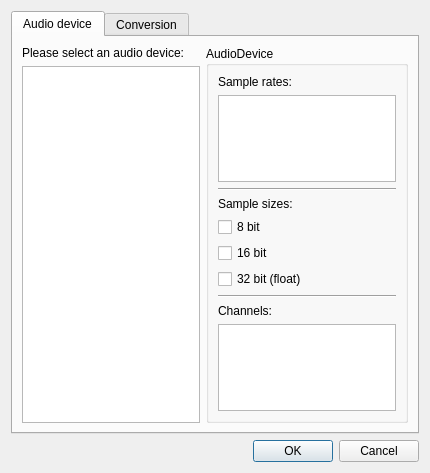
First picture: the form in bigglesworth/ui/audiosettings.ui, repository MaurizioB/Bigglesworth, before the edit.
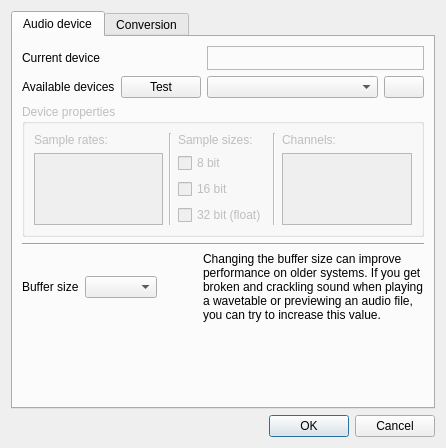
Second picture: the form after the edit. Icons and pictures are not drawn. Custom widgets are drawn as their Qt base class.

Commit message: Audio dialog updated with test. BufferSize support

```diff
--- a/bigglesworth/ui/audiosettings.ui
+++ b/bigglesworth/ui/audiosettings.ui
@@ -6,8 +6,8 @@
    <rect>
     <x>0</x>
     <y>0</y>
-    <width>430</width>
-    <height>473</height>
+    <width>446</width>
+    <height>448</height>
    </rect>
   </property>
   <property name="windowTitle">
@@ -23,41 +23,60 @@
       <attribute name="title">
        <string>Audio device</string>
       </attribute>
-      <layout class="QGridLayout" name="gridLayout">
-       <item row="0" column="0">
+      <layout class="QGridLayout" name="gridLayout_2">
+       <item row="3" column="0" colspan="4">
+        <widget class="Line" name="line">
+         <property name="orientation">
+          <enum>Qt::Horizontal</enum>
+         </property>
+        </widget>
+       </item>
+       <item row="1" column="0">
         <widget class="QLabel" name="label">
+         <property name="sizePolicy">
+          <sizepolicy hsizetype="Maximum" vsizetype="Preferred">
+           <horstretch>0</horstretch>
+           <verstretch>0</verstretch>
+          </sizepolicy>
+         </property>
          <property name="text">
-          <string>Please select an audio device:</string>
+          <string>Available devices</string>
          </property>
         </widget>
        </item>
-       <item row="0" column="1" rowspan="2">
+       <item row="5" column="0">
+        <spacer name="verticalSpacer_2">
+         <property name="orientation">
+          <enum>Qt::Vertical</enum>
+         </property>
+         <property name="sizeHint" stdset="0">
+          <size>
+           <width>20</width>
+           <height>40</height>
+          </size>
+         </property>
+        </spacer>
+       </item>
+       <item row="2" column="0" colspan="4">
         <widget class="QGroupBox" name="deviceInfoBox">
+         <property name="enabled">
+          <bool>false</bool>
+         </property>
          <property name="title">
-          <string>AudioDevice</string>
+          <string>Device properties</string>
          </property>
-         <layout class="QGridLayout" name="gridLayout_2">
-          <item row="6" column="0">
+         <layout class="QGridLayout" name="gridLayout">
+          <item row="3" column="2">
            <widget class="QCheckBox" name="depth32Chk">
             <property name="text">
              <string>32 bit (float)</string>
             </property>
            </widget>
           </item>
-          <item row="1" column="0">
-           <widget class="QListView" name="sampleRatesList">
-            <property name="editTriggers">
-             <set>QAbstractItemView::NoEditTriggers</set>
-            </property>
-            <property name="selectionMode">
-             <enum>QAbstractItemView::NoSelection</enum>
-            </property>
-           </widget>
-          </item>
-          <item row="8" column="0">
-           <widget class="QLabel" name="label_4">
+          <item row="1" column="2">
+           <widget class="QCheckBox" name="depth8Chk">
             <property name="text">
-             <string>Channels:</string>
+             <string>8 bit</string>
             </property>
            </widget>
           </item>
@@ -68,42 +87,28 @@
             </property>
            </widget>
           </item>
-          <item row="5" column="0">
+          <item row="0" column="1" rowspan="4">
+           <widget class="Line" name="line_2">
+            <property name="orientation">
+             <enum>Qt::Vertical</enum>
+            </property>
+           </widget>
+          </item>
+          <item row="2" column="2">
            <widget class="QCheckBox" name="depth16Chk">
             <property name="text">
              <string>16 bit</string>
             </property>
            </widget>
           </item>
-          <item row="3" column="0">
+          <item row="0" column="2">
            <widget class="QLabel" name="label_3">
             <property name="text">
              <string>Sample sizes:</string>
             </property>
            </widget>
           </item>
-          <item row="7" column="0">
-           <widget class="Line" name="line_2">
-            <property name="orientation">
-             <enum>Qt::Horizontal</enum>
-            </property>
-           </widget>
-          </item>
-          <item row="2" column="0">
-           <widget class="Line" name="line">
-            <property name="orientation">
-             <enum>Qt::Horizontal</enum>
-            </property>
-           </widget>
-          </item>
-          <item row="4" column="0">
-           <widget class="QCheckBox" name="depth8Chk">
-            <property name="text">
-             <string>8 bit</string>
-            </property>
-           </widget>
-          </item>
-          <item row="9" column="0">
+          <item row="1" column="4" rowspan="3">
            <widget class="QListView" name="channelsList">
             <property name="editTriggers">
              <set>QAbstractItemView::NoEditTriggers</set>
@@ -113,13 +118,135 @@
             </property>
            </widget>
           </item>
+          <item row="0" column="4">
+           <widget class="QLabel" name="label_4">
+            <property name="text">
+             <string>Channels:</string>
+            </property>
+           </widget>
+          </item>
+          <item row="1" column="0" rowspan="3">
+           <widget class="QListView" name="sampleRatesList">
+            <property name="editTriggers">
+             <set>QAbstractItemView::NoEditTriggers</set>
+            </property>
+            <property name="selectionMode">
+             <enum>QAbstractItemView::NoSelection</enum>
+            </property>
+           </widget>
+          </item>
+          <item row="0" column="3" rowspan="4">
+           <widget class="Line" name="line_3">
+            <property name="orientation">
+             <enum>Qt::Vertical</enum>
+            </property>
+           </widget>
+          </item>
          </layout>
         </widget>
        </item>
-       <item row="1" column="0">
-        <widget class="AudioDevicesListView" name="deviceList">
-         <property name="editTriggers">
-          <set>QAbstractItemView::NoEditTriggers</set>
+       <item row="4" column="0" colspan="4">
+        <layout class="QHBoxLayout" name="horizontalLayout">
+         <item>
+          <widget class="QLabel" name="label_6">
+           <property name="sizePolicy">
+            <sizepolicy hsizetype="Maximum" vsizetype="Preferred">
+             <horstretch>0</horstretch>
+             <verstretch>0</verstretch>
+            </sizepolicy>
+           </property>
+           <property name="text">
+            <string>Buffer size</string>
+           </property>
+          </widget>
+         </item>
+         <item>
+          <widget class="QComboBox" name="bufferCombo">
+           <property name="sizePolicy">
+            <sizepolicy hsizetype="Maximum" vsizetype="Fixed">
+             <horstretch>0</horstretch>
+             <verstretch>0</verstretch>
+            </sizepolicy>
+           </property>
+           <property name="currentIndex">
+            <number>-1</number>
+           </property>
+          </widget>
+         </item>
+         <item>
+          <spacer name="horizontalSpacer">
+           <property name="orientation">
+            <enum>Qt::Horizontal</enum>
+           </property>
+           <property name="sizeType">
+            <enum>QSizePolicy::Fixed</enum>
+           </property>
+           <property name="sizeHint" stdset="0">
+            <size>
+             <width>40</width>
+             <height>20</height>
+            </size>
+           </property>
+          </spacer>
+         </item>
+         <item>
+          <widget class="QLabel" name="label_7">
+           <property name="text">
+            <string>&lt;html&gt;&lt;head/&gt;&lt;body&gt;&lt;p&gt;Changing the buffer size can improve performance on older systems. If you get broken and crackling sound when playing a wavetable or previewing an audio file, you can try to increase this value.&lt;/p&gt;&lt;/body&gt;&lt;/html&gt;</string>
+           </property>
+           <property name="wordWrap">
+            <bool>true</bool>
+           </property>
+          </widget>
+         </item>
+        </layout>
+       </item>
+       <item row="1" column="1">
+        <widget class="QPushButton" name="testDeviceBtn">
+         <property name="sizePolicy">
+          <sizepolicy hsizetype="Maximum" vsizetype="Fixed">
+           <horstretch>0</horstretch>
+           <verstretch>0</verstretch>
+          </sizepolicy>
+         </property>
+         <property name="text">
+          <string>Test</string>
+         </property>
+        </widget>
+       </item>
+       <item row="1" column="2">
+        <widget class="QComboBox" name="deviceCombo"/>
+       </item>
+       <item row="1" column="3">
+        <widget class="QPushButton" name="reloadBtn">
+         <property name="sizePolicy">
+          <sizepolicy hsizetype="Maximum" vsizetype="Fixed">
+           <horstretch>0</horstretch>
+           <verstretch>0</verstretch>
+          </sizepolicy>
+         </property>
+         <property name="icon">
+          <iconset theme="view-refresh"/>
+         </property>
+        </widget>
+       </item>
+       <item row="0" column="2" colspan="2">
+        <widget class="QLabel" name="currentLbl">
+         <property name="styleSheet">
+          <string notr="true">padding: 4px;</string>
+         </property>
+         <property name="frameShape">
+          <enum>QFrame::StyledPanel</enum>
+         </property>
+         <property name="frameShadow">
+          <enum>QFrame::Sunken</enum>
+         </property>
+        </widget>
+       </item>
+       <item row="0" column="0" colspan="2">
+        <widget class="QLabel" name="label_8">
+         <property name="text">
+          <string>Current device</string>
          </property>
         </widget>
        </item>
@@ -230,13 +357,6 @@
    </item>
   </layout>
  </widget>
- <customwidgets>
-  <customwidget>
-   <class>AudioDevicesListView</class>
-   <extends>QListView</extends>
-   <header>bigglesworth.wavetables.waveplay</header>
-  </customwidget>
- </customwidgets>
  <resources/>
  <connections>
   <connection>
```
The commit also changes 3 other files.
